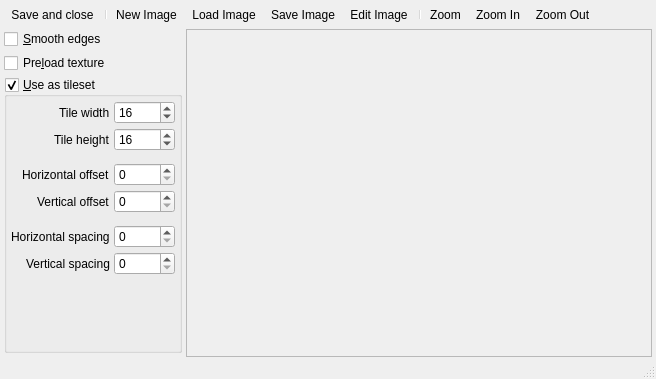
This is Editors/BackgroundEditor.ui in enigma-dev/RadialGM as Qt 5 draws it before an edit. The edited form follows.
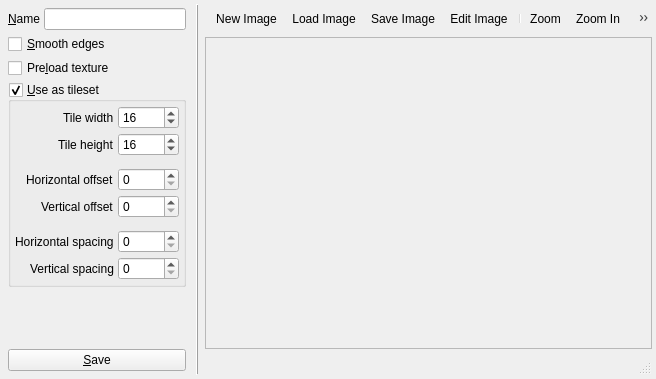
This is the edited form. Icons and pictures are not drawn. Custom widgets are drawn as their Qt base class.

Diff of the .ui file:
```diff
--- a/Editors/BackgroundEditor.ui
+++ b/Editors/BackgroundEditor.ui
@@ -23,70 +23,18 @@
    <iconset resource="../images.qrc">
     <normaloff>:/resources/background.png</normaloff>:/resources/background.png</iconset>
   </property>
-  <layout class="QVBoxLayout" name="verticalLayout" stretch="0,0,0">
-   <property name="spacing">
-    <number>0</number>
-   </property>
+  <layout class="QHBoxLayout" name="horizontalLayout_2" stretch="0,0,1">
    <property name="leftMargin">
-    <number>0</number>
+    <number>4</number>
    </property>
    <property name="topMargin">
-    <number>0</number>
-   </property>
-   <property name="rightMargin">
-    <number>0</number>
-   </property>
-   <property name="bottomMargin">
-    <number>0</number>
-   </property>
-   <item>
-    <widget class="QToolBar" name="mainToolBar">
-     <property name="sizePolicy">
-      <sizepolicy hsizetype="Preferred" vsizetype="Fixed">
-       <horstretch>0</horstretch>
-       <verstretch>0</verstretch>
-      </sizepolicy>
-     </property>
-     <property name="iconSize">
-      <size>
-       <width>24</width>
-       <height>24</height>
-      </size>
-     </property>
-     <property name="floatable">
-      <bool>false</bool>
-     </property>
-     <addaction name="actionSave"/>
-     <addaction name="separator"/>
-     <addaction name="actionNewImage"/>
-     <addaction name="actionLoadImage"/>
-     <addaction name="actionSaveImage"/>
-     <addaction name="actionEditImage"/>
-     <addaction name="separator"/>
-     <addaction name="actionZoom"/>
-     <addaction name="actionZoomIn"/>
-     <addaction name="actionZoomOut"/>
-    </widget>
-   </item>
-   <item>
-    <layout class="QHBoxLayout" name="contentLayout" stretch="0,1">
-     <property name="spacing">
       <number>4</number>
      </property>
-     <property name="sizeConstraint">
-      <enum>QLayout::SetDefaultConstraint</enum>
-     </property>
-     <property name="leftMargin">
-      <number>0</number>
-     </property>
-     <property name="topMargin">
-      <number>0</number>
-     </property>
      <property name="rightMargin">
       <number>4</number>
      </property>
      <property name="bottomMargin">
-      <number>0</number>
+    <number>4</number>
      </property>
      <item>
       <layout class="QVBoxLayout" name="propertiesLayout">
@@ -100,14 +48,46 @@
         <number>4</number>
        </property>
        <property name="topMargin">
+      <number>4</number>
+     </property>
+     <property name="rightMargin">
+      <number>4</number>
+     </property>
+     <property name="bottomMargin">
+      <number>4</number>
+     </property>
+     <item>
+      <layout class="QHBoxLayout" name="horizontalLayout">
+       <property name="spacing">
+        <number>4</number>
+       </property>
+       <property name="leftMargin">
         <number>0</number>
        </property>
+       <property name="topMargin">
+        <number>0</number>
+       </property>
        <property name="rightMargin">
         <number>0</number>
        </property>
        <property name="bottomMargin">
-        <number>4</number>
+        <number>0</number>
        </property>
+       <item>
+        <widget class="QLabel" name="nameLabel">
+         <property name="text">
+          <string>&amp;Name</string>
+         </property>
+         <property name="buddy">
+          <cstring>nameEdit</cstring>
+         </property>
+        </widget>
+       </item>
+       <item>
+        <widget class="QLineEdit" name="nameEdit"/>
+       </item>
+      </layout>
+     </item>
        <item>
         <widget class="QCheckBox" name="smoothCheckBox">
          <property name="text">
@@ -352,7 +332,82 @@
          </layout>
         </widget>
        </item>
-      </layout>
+     <item>
+      <spacer name="verticalSpacer">
+       <property name="orientation">
+        <enum>Qt::Vertical</enum>
+       </property>
+       <property name="sizeHint" stdset="0">
+        <size>
+         <width>20</width>
+         <height>40</height>
+        </size>
+       </property>
+      </spacer>
+     </item>
+     <item>
+      <widget class="QPushButton" name="pushButton">
+       <property name="text">
+        <string>&amp;Save</string>
+       </property>
+       <property name="icon">
+        <iconset resource="../images.qrc">
+         <normaloff>:/actions/accept.png</normaloff>:/actions/accept.png</iconset>
+       </property>
+      </widget>
+     </item>
+    </layout>
+   </item>
+   <item>
+    <widget class="Line" name="line">
+     <property name="frameShadow">
+      <enum>QFrame::Raised</enum>
+     </property>
+     <property name="lineWidth">
+      <number>1</number>
+     </property>
+     <property name="midLineWidth">
+      <number>0</number>
+     </property>
+     <property name="orientation">
+      <enum>Qt::Vertical</enum>
+     </property>
+    </widget>
+   </item>
+   <item>
+    <layout class="QVBoxLayout" name="verticalLayout_2">
+     <property name="spacing">
+      <number>4</number>
+     </property>
+     <property name="topMargin">
+      <number>0</number>
+     </property>
+     <item>
+      <widget class="QToolBar" name="mainToolBar">
+       <property name="sizePolicy">
+        <sizepolicy hsizetype="Preferred" vsizetype="Fixed">
+         <horstretch>0</horstretch>
+         <verstretch>0</verstretch>
+        </sizepolicy>
+       </property>
+       <property name="iconSize">
+        <size>
+         <width>24</width>
+         <height>24</height>
+        </size>
+       </property>
+       <property name="floatable">
+        <bool>false</bool>
+       </property>
+       <addaction name="actionNewImage"/>
+       <addaction name="actionLoadImage"/>
+       <addaction name="actionSaveImage"/>
+       <addaction name="actionEditImage"/>
+       <addaction name="separator"/>
+       <addaction name="actionZoom"/>
+       <addaction name="actionZoomIn"/>
+       <addaction name="actionZoomOut"/>
+      </widget>
      </item>
      <item>
       <widget class="AssetScrollArea" name="imagePreview">
@@ -367,8 +422,8 @@
          <rect>
           <x>0</x>
           <y>0</y>
-          <width>446</width>
-          <height>314</height>
+          <width>459</width>
+          <height>298</height>
          </rect>
         </property>
         <property name="autoFillBackground">
@@ -390,17 +445,17 @@
          <property name="spacing">
           <number>2</number>
          </property>
-         <item row="0" column="0">
+         <item row="0" column="1">
           <widget class="BackgroundView" name="backgroundView" native="true"/>
          </item>
         </layout>
        </widget>
       </widget>
      </item>
-    </layout>
-   </item>
    <item>
     <widget class="QStatusBar" name="statusBar"/>
+     </item>
+    </layout>
    </item>
   </layout>
   <action name="actionSave">
```
Lines whose indentation alone changed are shown as unchanged.
